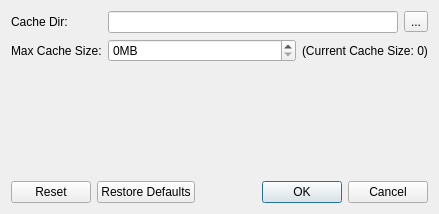
Before: the Qt Designer form widgets/settingsdialog.ui in 0xFEEDC0DE64/DrumMachine, drawn with Qt 5.
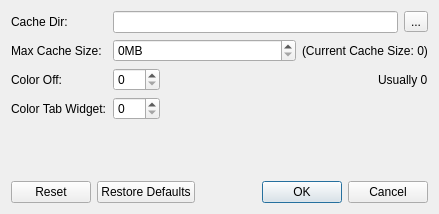
After: the same form once the commit is applied.

Commit message: Most colors are now configurable and added drum pad settings dialog

Diff of the .ui file:
```diff
--- a/widgets/settingsdialog.ui
+++ b/widgets/settingsdialog.ui
@@ -40,6 +40,16 @@
        </item>
       </layout>
      </item>
+     <item row="1" column="0">
+      <widget class="QLabel" name="labelMaxCacheSize">
+       <property name="text">
+        <string>Max Cache Size:</string>
+       </property>
+       <property name="buddy">
+        <cstring>spinBoxMaxCacheSize</cstring>
+       </property>
+      </widget>
+     </item>
      <item row="1" column="1">
       <layout class="QHBoxLayout" name="horizontalLayout_2" stretch="1,0">
        <item>
@@ -61,16 +71,81 @@
        </item>
       </layout>
      </item>
-     <item row="1" column="0">
-      <widget class="QLabel" name="labelMaxCacheSize">
+     <item row="2" column="0">
+      <widget class="QLabel" name="labelColorOff">
        <property name="text">
-        <string>Max Cache Size:</string>
+        <string>Color Off:</string>
        </property>
        <property name="buddy">
-        <cstring>spinBoxMaxCacheSize</cstring>
+        <cstring>spinBoxColorOff</cstring>
        </property>
       </widget>
      </item>
+     <item row="2" column="1">
+      <layout class="QHBoxLayout" name="horizontalLayout_3">
+       <item>
+        <widget class="QSpinBox" name="spinBoxColorOff">
+         <property name="maximum">
+          <number>255</number>
+         </property>
+        </widget>
+       </item>
+       <item>
+        <spacer name="horizontalSpacer">
+         <property name="orientation">
+          <enum>Qt::Horizontal</enum>
+         </property>
+         <property name="sizeHint" stdset="0">
+          <size>
+           <width>40</width>
+           <height>20</height>
+          </size>
+         </property>
+        </spacer>
+       </item>
+       <item>
+        <widget class="QLabel" name="labelColorOffHint">
+         <property name="text">
+          <string>Usually 0</string>
+         </property>
+        </widget>
+       </item>
+      </layout>
+     </item>
+     <item row="3" column="0">
+      <widget class="QLabel" name="labelColorTabWidget">
+       <property name="text">
+        <string>Color Tab Widget:</string>
+       </property>
+       <property name="buddy">
+        <cstring>spinBoxColorTabWidget</cstring>
+       </property>
+      </widget>
+     </item>
+     <item row="3" column="1">
+      <layout class="QHBoxLayout" name="horizontalLayout_4">
+       <item>
+        <widget class="QSpinBox" name="spinBoxColorTabWidget">
+         <property name="maximum">
+          <number>255</number>
+         </property>
+        </widget>
+       </item>
+       <item>
+        <spacer name="horizontalSpacer_2">
+         <property name="orientation">
+          <enum>Qt::Horizontal</enum>
+         </property>
+         <property name="sizeHint" stdset="0">
+          <size>
+           <width>40</width>
+           <height>20</height>
+          </size>
+         </property>
+        </spacer>
+       </item>
+      </layout>
+     </item>
     </layout>
    </item>
    <item>
```
The commit also changes 31 other files.
